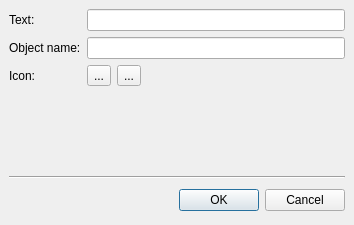
First picture: the form in tools/designer/src/lib/shared/newactiondialog.ui, repository Fat-Zer/qt4-historical, before the edit.
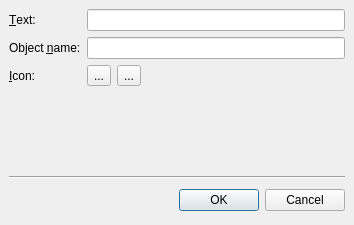
Second picture: the form after the edit. Icons and pictures are not drawn.

What changed in the file:
```diff
--- a/tools/designer/src/lib/shared/newactiondialog.ui
+++ b/tools/designer/src/lib/shared/newactiondialog.ui
@@ -36,7 +36,10 @@
      <item row="0" column="0" >
       <widget class="QLabel" name="label" >
        <property name="text" >
-        <string>Text:</string>
+        <string>&amp;Text:</string>
+       </property>
+       <property name="buddy" >
+        <cstring>editActionText</cstring>
        </property>
       </widget>
      </item>
@@ -83,14 +86,20 @@
      <item row="2" column="0" >
       <widget class="QLabel" name="label_2" >
        <property name="text" >
-        <string>Icon:</string>
+        <string>&amp;Icon:</string>
+       </property>
+       <property name="buddy" >
+        <cstring>iconButton</cstring>
        </property>
       </widget>
      </item>
      <item row="1" column="0" >
       <widget class="QLabel" name="label_3" >
        <property name="text" >
-        <string>Object name:</string>
+        <string>Object &amp;name:</string>
+       </property>
+       <property name="buddy" >
+        <cstring>editObjectName</cstring>
        </property>
       </widget>
      </item>
```
Left out of the diff: 3 changed lines with no effect on the pictures.
